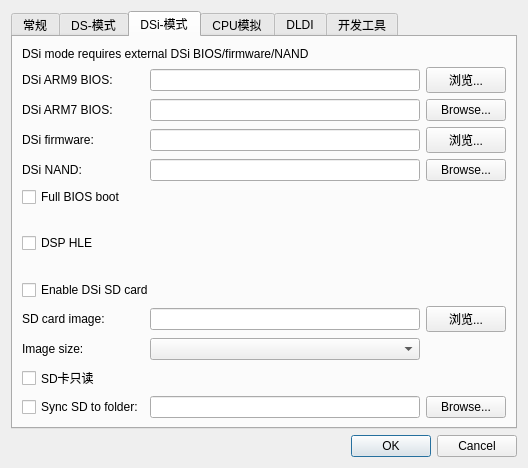
The window that src/frontend/qt_sdl/EmuSettingsDialog.ui (Wokann/melonDS_CHN) describes before a commit, drawn with Qt 5.
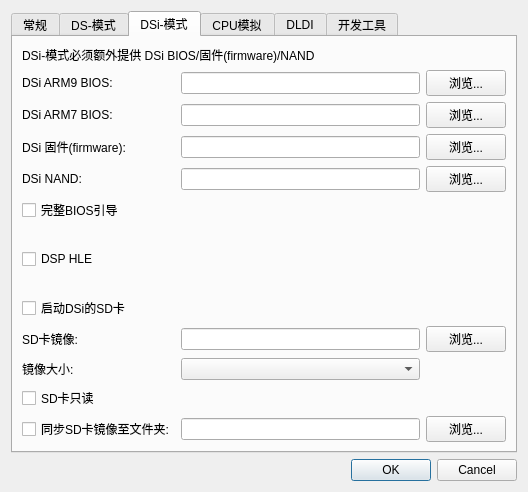
The same window after the commit. The open tabs and pages were chosen to show the change. Custom widgets are drawn as their Qt base class.

Patch:
```diff
--- a/src/frontend/qt_sdl/EmuSettingsDialog.ui
+++ b/src/frontend/qt_sdl/EmuSettingsDialog.ui
@@ -209,7 +209,7 @@
        <item row="14" column="2">
         <widget class="QPushButton" name="btnDSiSDFolderBrowse">
          <property name="text">
-          <string>Browse...</string>
+          <string>浏览...</string>
          </property>
         </widget>
        </item>
@@ -233,14 +233,14 @@
           <string>&lt;html&gt;&lt;head/&gt;&lt;body&gt;&lt;p&gt;Simulate a SD card being inserted in the DSi's SD slot.&lt;/p&gt;&lt;/body&gt;&lt;/html&gt;</string>
          </property>
          <property name="text">
-          <string>Enable DSi SD card</string>
+          <string>启动DSi的SD卡</string>
          </property>
         </widget>
        </item>
        <item row="4" column="2">
         <widget class="QPushButton" name="btnDSiNANDBrowse">
          <property name="text">
-          <string>Browse...</string>
+          <string>浏览...</string>
          </property>
         </widget>
        </item>
@@ -257,7 +257,7 @@
           <string>&lt;html&gt;&lt;head/&gt;&lt;body&gt;&lt;p&gt;Sync the emulated SD card to the given folder. The folder's contents will be copied to the SD image, and any change made to the SD image will be reflected to the folder.&lt;/p&gt;&lt;/body&gt;&lt;/html&gt;</string>
          </property>
          <property name="text">
-          <string>Sync SD to folder:</string>
+          <string>同步SD卡镜像至文件夹:</string>
          </property>
         </widget>
        </item>
@@ -285,7 +285,7 @@
        <item row="0" column="0" colspan="3">
         <widget class="QLabel" name="label_15">
          <property name="text">
-          <string>DSi mode requires external DSi BIOS/firmware/NAND</string>
+          <string>DSi-模式必须额外提供 DSi BIOS/固件(firmware)/NAND</string>
          </property>
         </widget>
        </item>
@@ -295,7 +295,7 @@
           <string>&lt;html&gt;&lt;head/&gt;&lt;body&gt;&lt;p&gt;Boot the system from scratch by running the full boot ROMs, instead of starting with the second-stage loader. Requires a full BIOS/bootROM dump.&lt;/p&gt;&lt;/body&gt;&lt;/html&gt;</string>
          </property>
          <property name="text">
-          <string>Full BIOS boot</string>
+          <string>完整BIOS引导</string>
          </property>
         </widget>
        </item>
@@ -309,7 +309,7 @@
        <item row="12" column="0">
         <widget class="QLabel" name="label_13">
          <property name="text">
-          <string>Image size:</string>
+          <string>镜像大小:</string>
          </property>
         </widget>
        </item>
@@ -323,21 +323,21 @@
        <item row="3" column="0">
         <widget class="QLabel" name="label_7">
          <property name="text">
-          <string>DSi firmware:</string>
+          <string>DSi 固件(firmware):</string>
          </property>
         </widget>
        </item>
        <item row="11" column="0">
         <widget class="QLabel" name="label_10">
          <property name="text">
-          <string>SD card image:</string>
+          <string>SD卡镜像:</string>
          </property>
         </widget>
        </item>
        <item row="2" column="2">
         <widget class="QPushButton" name="btnDSiBIOS7Browse">
          <property name="text">
-          <string>Browse...</string>
+          <string>浏览...</string>
          </property>
         </widget>
        </item>
```
Left out of the diff: 24 changed lines with no effect on the pictures.
